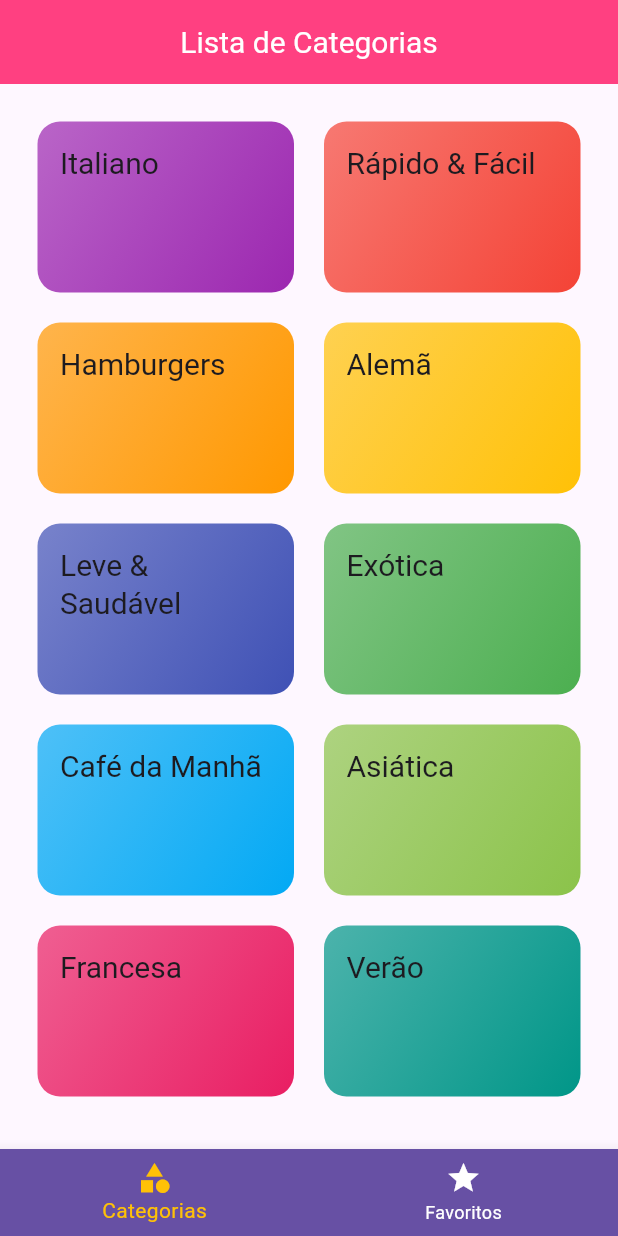
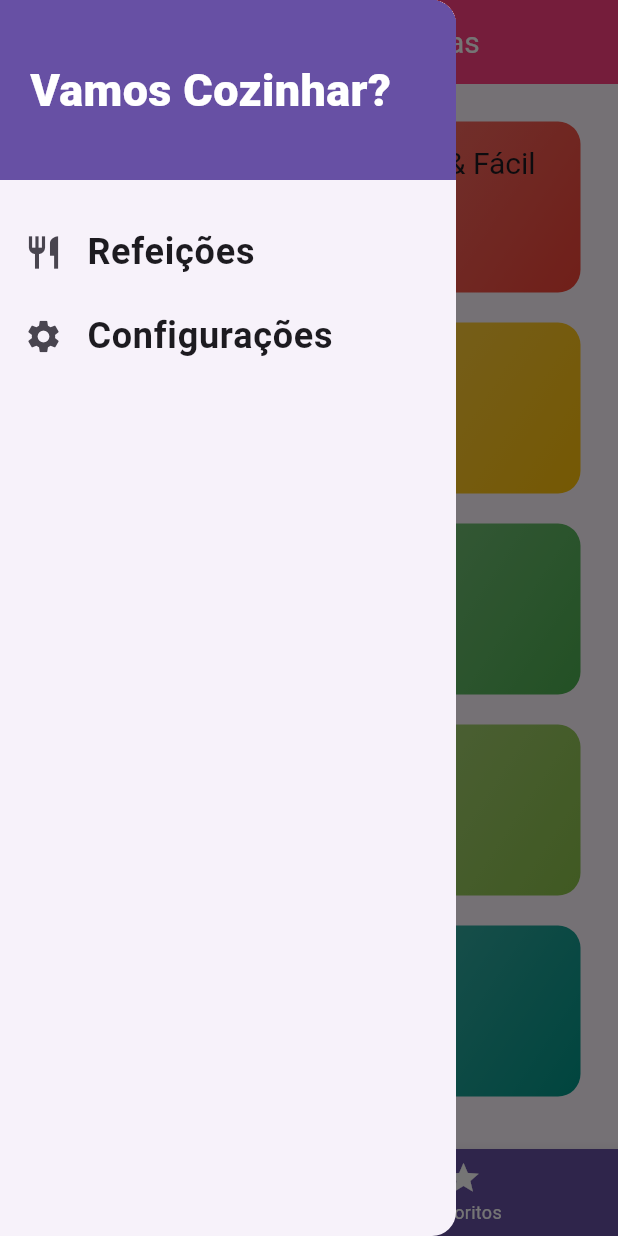
Before and after one commit to LucasFagundesWielewski/meal_track_app, a Flutter app: the screen it shows after launch, with the side drawer open (before the commit the screen has no drawer), on a phone screen of 412 x 824 dp. Run offline on Flutter 3.47's test engine with Material 3 defaults, Android fonts, the phone set to English and light mode, and no system bars; Roboto replaces fonts that are missing (RobotoCondensed).

Commit message:
added main_drawe_screen

```diff
--- /dev/null
+++ b/lib/components/main_drawer.dart
@@ -0,0 +1,49 @@
+import 'package:flutter/material.dart';
+
+class MainDrawer extends StatelessWidget{
+
+  Widget _createItem(IconData icon, String label){
+    return ListTile(
+      leading: Icon(
+        icon,
+        size: 26,
+      ),
+      title: Text(
+        label,
+        style: const TextStyle(
+          fontSize: 24,
+          fontFamily: 'RobotoCondensed',
+          fontWeight: FontWeight.bold,
+        ),
+      ),
+      onTap: (){},
+    );
+  }
+  @override
+  Widget build(BuildContext context){
+    return Drawer(
+      child: Column(
+        children: <Widget>[
+          Container(
+            height: 120,
+            width: double.infinity,
+            padding: const EdgeInsets.all(20),
+            color: Theme.of(context).primaryColor,
+            alignment: Alignment.centerLeft,
+            child: const Text(
+              'Vamos Cozinhar?',
+              style: TextStyle(
+                fontSize: 30,
+                fontWeight: FontWeight.w900,
+                color: Colors.white,
+              ),
+            ),
+          ),
+          const SizedBox(height: 20),
+          _createItem(Icons.restaurant, 'Refeições'),
+          _createItem(Icons.settings, 'Configurações'),
+        ],
+      ),
+    );
+  }
+}
--- a/lib/screens/tabs_screen.dart
+++ b/lib/screens/tabs_screen.dart
@@ -1,6 +1,7 @@
 import 'package:flutter/material.dart';
 import 'categories_screen.dart';
 import 'favorite_screen.dart';
+import '../components/main_drawer.dart';
 
 class TabsScreen extends StatefulWidget {
   @override
@@ -28,6 +29,7 @@
           child: Text(_screens[_selectedScreenIndex]['title'] as String),
         ),
       ),
+      drawer: MainDrawer(),
       body: _screens[_selectedScreenIndex]['screen'] as Widget,
       bottomNavigationBar: BottomNavigationBar(
         backgroundColor: Theme.of(context).primaryColor,
```
